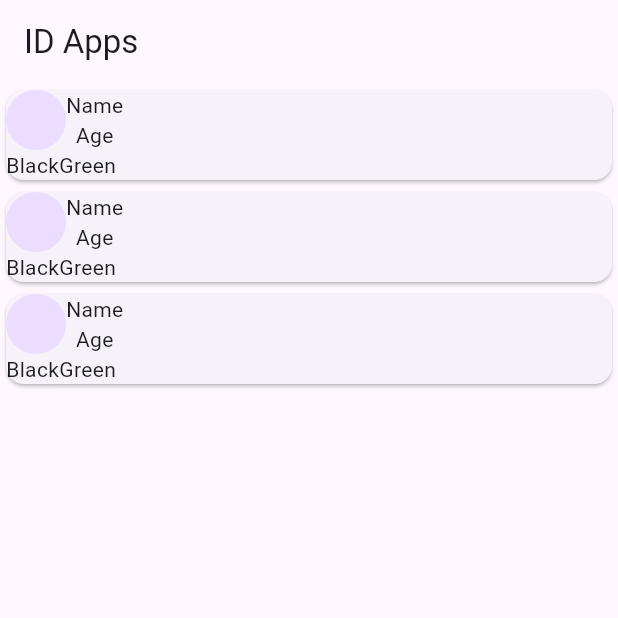
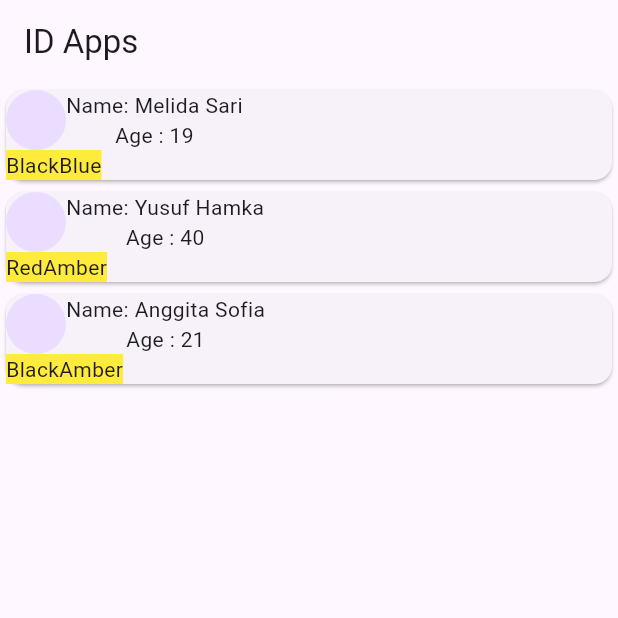
Before and after one commit to Melidasari/Pemograman_Flutter, a Flutter app: the screen it shows after launch, on a phone screen of 412 x 824 dp, the top half of it. Run offline on Flutter 3.47's test engine with Material 3 defaults, Android fonts, the phone set to English and light mode, and no system bars; our stand-ins replace faker.

Commit message:
Update FLUTTER 12 Mapping List

```diff
--- a/mapping_list/lib/main.dart
+++ b/mapping_list/lib/main.dart
@@ -31,6 +31,10 @@ class MyApp extends StatelessWidget {
         ),
         body: ListView(
           children: myList.map((data) {
+            print(data["favcolor"]);
+            List myfavcolor = data["favcolor"];
+            print("----------");
+            print(myfavcolor);
             return Card(
               child: Column(
                 children: [
@@ -40,22 +44,20 @@ class MyApp extends StatelessWidget {
                       CircleAvatar(),
                       Column(
                         children: [
-                          Text("Name"),
-                          Text("Age"),
+                          Text("Name: ${data['Name']}"),
+                          Text("Age : ${data['Age']}"),
                         ],
                       ),
                     ],
                   ),
                   //favcolor
                   Row(
-                    children: [
-                      Container(
-                        child: Text("Black"),
-                      ),
-                      Container(
-                        child: Text("Green"),
-                      ),
-                    ],
+                    children: myfavcolor.map((Color) {
+                      return Container(
+                        color: Colors.yellow,
+                        child: Text(Color),
+                      );
+                    }).toList(),
                   ),
                 ],
               ),
```
